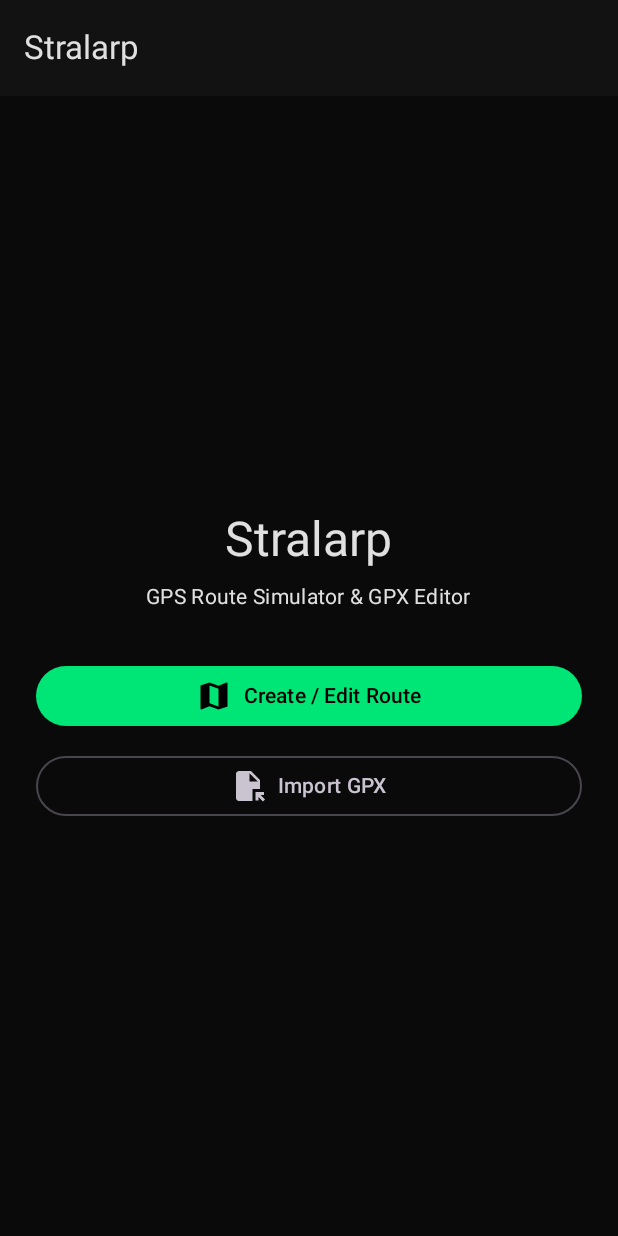
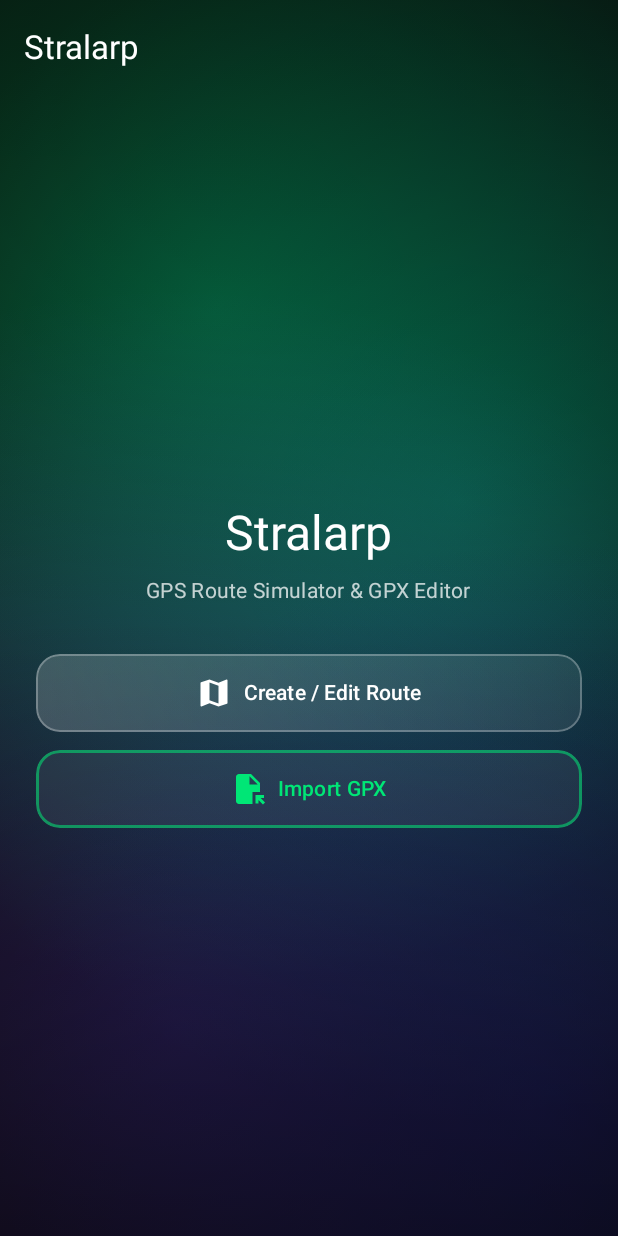
Before and after one commit to toroknandor0205-cloud/Stralarp, an Android app built with Jetpack Compose: the composable HomeScreen shown on its own in the app's theme, on a phone screen of 412 x 824 dp. Run offline under Robolectric (Android 15) with nearby library versions, the phone set to English and light mode, and no system bars.

Commit message:
HomeScreen: mesh gradient + glass buttons

```diff
--- a/app/src/main/java/com/stralarp/app/ui/screens/HomeScreen.kt
+++ b/app/src/main/java/com/stralarp/app/ui/screens/HomeScreen.kt
@@ -11,7 +11,12 @@ import androidx.compose.material3.*
 import androidx.compose.runtime.*
 import androidx.compose.ui.Alignment
 import androidx.compose.ui.Modifier
+import androidx.compose.ui.graphics.Color
 import androidx.compose.ui.unit.dp
+import com.stralarp.app.ui.components.GlassButton
+import com.stralarp.app.ui.components.GlassOutlinedButton
+import com.stralarp.app.ui.components.GlassText
+import com.stralarp.app.ui.components.MeshGradientBackground
 import com.stralarp.app.viewmodel.MainViewModel
 
 @OptIn(ExperimentalMaterial3Api::class)
@@ -32,9 +37,19 @@ fun HomeScreen(viewModel: MainViewModel) {
             onBack = { showCreateScreen = false }
         )
     } else {
+        Box(modifier = Modifier.fillMaxSize()) {
+            MeshGradientBackground()
+
             Scaffold(
+                containerColor = Color.Transparent,
                 topBar = {
-                TopAppBar(title = { Text("Stralarp") })
+                    TopAppBar(
+                        title = { Text("Stralarp", color = Color.White) },
+                        colors = TopAppBarDefaults.topAppBarColors(
+                            containerColor = Color.Transparent,
+                            titleContentColor = Color.White
+                        )
+                    )
                 }
             ) { padding ->
                 Column(
@@ -45,50 +60,65 @@ fun HomeScreen(viewModel: MainViewModel) {
                     horizontalAlignment = Alignment.CenterHorizontally,
                     verticalArrangement = Arrangement.Center
                 ) {
-                Text("Stralarp", style = MaterialTheme.typography.headlineLarge)
+                    Text(
+                        "Stralarp",
+                        style = MaterialTheme.typography.headlineLarge,
+                        color = Color.White
+                    )
                     Spacer(modifier = Modifier.height(8.dp))
                     Text(
                         "GPS Route Simulator & GPX Editor",
-                    style = MaterialTheme.typography.bodyMedium
+                        style = MaterialTheme.typography.bodyMedium,
+                        color = Color.White.copy(alpha = 0.75f)
                     )
 
                     Spacer(modifier = Modifier.height(32.dp))
 
                     if (state.currentRoute.points.isNotEmpty()) {
-                    Card(
+                        Surface(
                             modifier = Modifier.fillMaxWidth(),
-                        colors = CardDefaults.cardColors(
-                            containerColor = MaterialTheme.colorScheme.surfaceVariant
+                            shape = MaterialTheme.shapes.large,
+                            color = Color.White.copy(alpha = 0.12f),
+                            border = androidx.compose.foundation.BorderStroke(
+                                1.dp,
+                                Color.White.copy(alpha = 0.2f)
                             )
                         ) {
                             Column(modifier = Modifier.padding(16.dp)) {
                                 Text(
                                     state.currentRoute.name,
-                                style = MaterialTheme.typography.titleMedium
+                                    style = MaterialTheme.typography.titleMedium,
+                                    color = Color.White
                                 )
                                 Spacer(modifier = Modifier.height(4.dp))
-                            Text("${state.currentRoute.points.size} points")
-                            Text("${"%.2f".format(state.currentRoute.totalDistanceKm)} km")
+                                Text(
+                                    "${state.currentRoute.points.size} points · " +
+                                            "${"%.2f".format(state.currentRoute.totalDistanceKm)} km",
+                                    color = Color.White.copy(alpha = 0.8f)
+                                )
                                 if (state.currentRoute.elevationGain > 0) {
-                                Text("↑ ${"%.0f".format(state.currentRoute.elevationGain)} m")
+                                    Text(
+                                        "↑ ${"%.0f".format(state.currentRoute.elevationGain)} m",
+                                        color = Color(0xFF00E676)
+                                    )
                                 }
                             }
                         }
                         Spacer(modifier = Modifier.height(24.dp))
                     }
 
-                Button(
+                    GlassButton(
                         onClick = { showCreateScreen = true },
                         modifier = Modifier.fillMaxWidth()
                     ) {
-                    Icon(Icons.Default.Map, contentDescription = null)
+                        Icon(Icons.Default.Map, contentDescription = null, tint = Color.White)
                         Spacer(Modifier.width(8.dp))
-                    Text("Create / Edit Route")
+                        GlassText("Create / Edit Route")
                     }
 
                     Spacer(modifier = Modifier.height(12.dp))
 
-                OutlinedButton(
+                    GlassOutlinedButton(
                         onClick = {
                             importLauncher.launch(
                                 arrayOf(
@@ -103,12 +133,12 @@ fun HomeScreen(viewModel: MainViewModel) {
                     ) {
                         Icon(Icons.Default.FileOpen, contentDescription = null)
                         Spacer(Modifier.width(8.dp))
-                    Text("Import GPX")
+                        GlassText("Import GPX")
                     }
 
                     if (state.isLoading) {
                         Spacer(modifier = Modifier.height(24.dp))
-                    CircularProgressIndicator()
+                        CircularProgressIndicator(color = Color(0xFF00E676))
                     }
 
                     state.error?.let { error ->
@@ -119,3 +149,4 @@ fun HomeScreen(viewModel: MainViewModel) {
             }
         }
     }
+}
```
Lines whose indentation alone changed are shown as unchanged.
